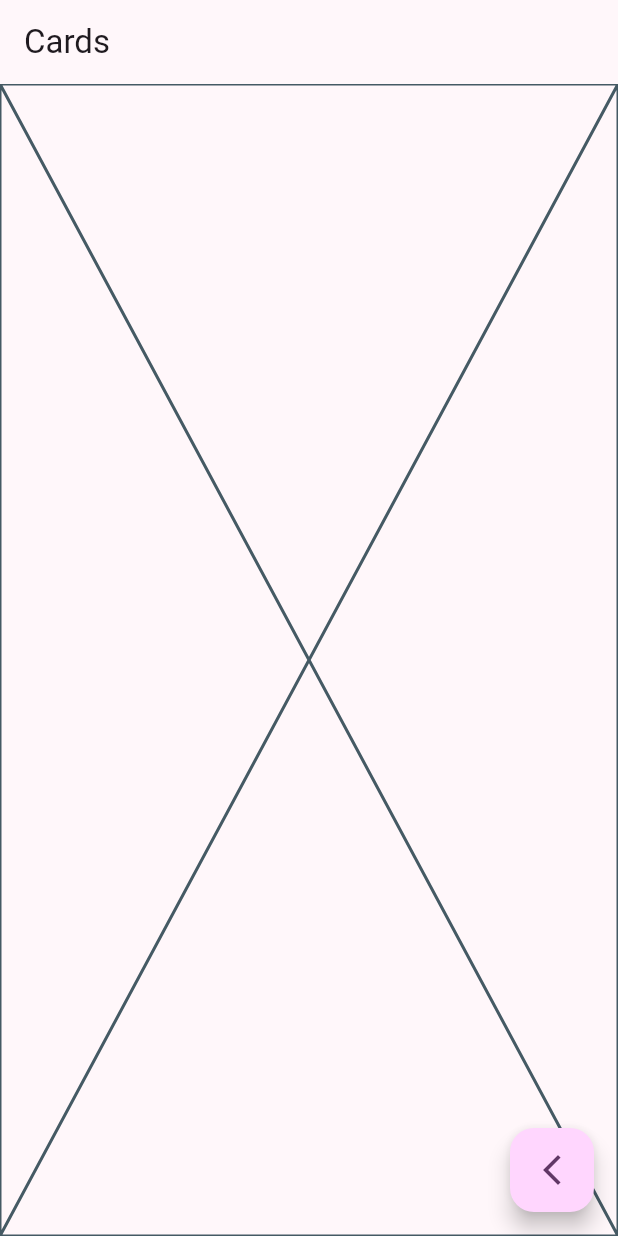
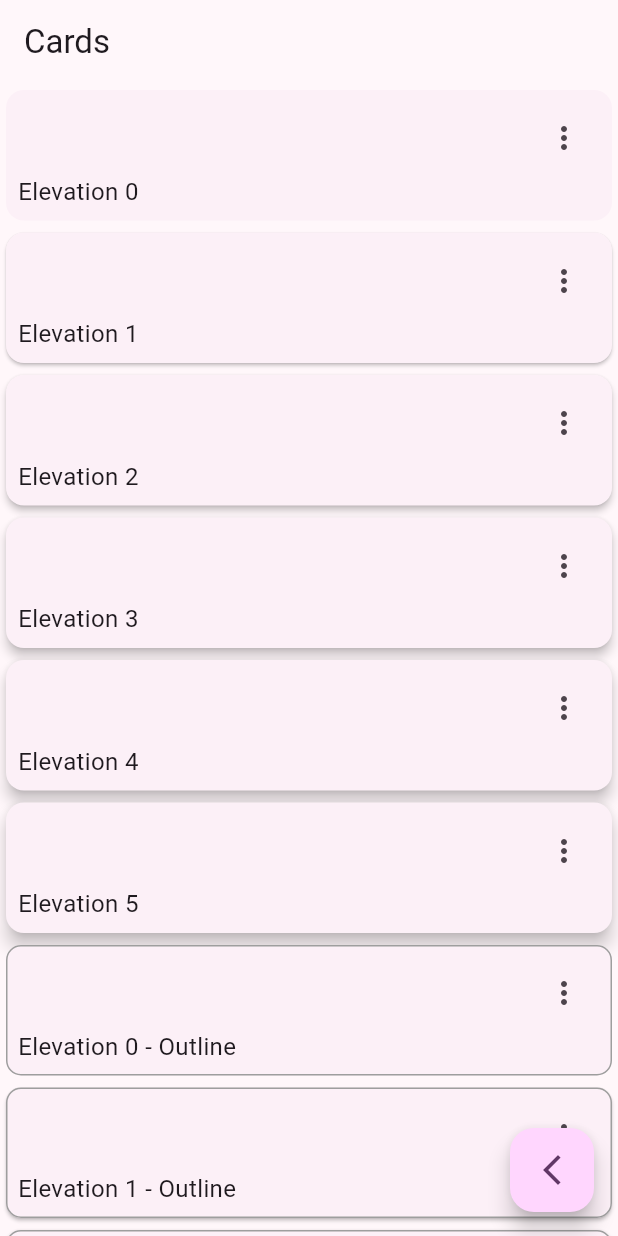
Before and after one commit to ArtRivera/widgets-app, a Flutter app: the CardsView screen opened by its route, on a phone screen of 412 x 824 dp. Run offline on Flutter 3.47's test engine with Material 2 defaults, Android fonts, the phone set to English and light mode, and no system bars; our stand-ins replace go_router.

Commit message:
feat: screens creadas

```diff
--- a/lib/presentation/cards/cards_view.dart
+++ b/lib/presentation/cards/cards_view.dart
@@ -1,5 +1,14 @@
 import 'package:flutter/material.dart';
 import 'package:go_router/go_router.dart';
+
+List<Map<String, dynamic>> cards = [
+  {'elevation': 0.0, 'label': 'Elevation 0'},
+  {'elevation': 1.0, 'label': 'Elevation 1'},
+  {'elevation': 2.0, 'label': 'Elevation 2'},
+  {'elevation': 3.0, 'label': 'Elevation 3'},
+  {'elevation': 4.0, 'label': 'Elevation 4'},
+  {'elevation': 5.0, 'label': 'Elevation 5'},
+];
 
 class CardsView extends StatelessWidget {
   const CardsView({super.key});
@@ -10,7 +19,24 @@ class CardsView extends StatelessWidget {
         appBar: AppBar(
           title: const Text('Cards'),
         ),
-        body: const Placeholder(),
+        body: ListView(children: [
+          ...cards.map((card) => CardType1(
+                elevation: card['elevation'],
+                label: card['label'],
+              )),
+          ...cards.map((card) => CardType2(
+                elevation: card['elevation'],
+                label: card['label'],
+              )),
+          ...cards.map((card) => CardType3(
+                elevation: card['elevation'],
+                label: card['label'],
+              )),
+          ...cards.map((card) => CardType4(
+                elevation: card['elevation'],
+                label: card['label'],
+              ))
+        ]),
         floatingActionButton: FloatingActionButton(
             child: const Icon(Icons.arrow_back_ios_new_outlined),
             onPressed: () {
@@ -18,3 +44,146 @@ class CardsView extends StatelessWidget {
             }));
   }
 }
+
+class CardType1 extends StatelessWidget {
+  const CardType1({super.key, required this.label, required this.elevation});
+
+  final String label;
+  final double elevation;
+
+  @override
+  Widget build(BuildContext context) {
+    return Card(
+        elevation: elevation,
+        child: Padding(
+            padding: const EdgeInsets.fromLTRB(8.0, 8.0, 8.0, 8.0),
+            child: Column(children: [
+              Align(
+                  alignment: Alignment.topRight,
+                  child: IconButton(
+                      icon: const Icon(Icons.more_vert), onPressed: () {})),
+              Align(
+                alignment: Alignment.centerLeft,
+                child: Text(
+                  label,
+                  style: const TextStyle(fontSize: 16),
+                ),
+              )
+            ])));
+  }
+}
+
+class CardType2 extends StatelessWidget {
+  const CardType2({super.key, required this.label, required this.elevation});
+
+  final String label;
+  final double elevation;
+
+  @override
+  Widget build(BuildContext context) {
+    return Card(
+        shape: RoundedRectangleBorder(
+            borderRadius: BorderRadius.circular(10),
+            side: const BorderSide(
+              color: Colors.grey,
+            )),
+        elevation: elevation,
+        child: Padding(
+            padding: const EdgeInsets.fromLTRB(8.0, 8.0, 8.0, 8.0),
+            child: Column(children: [
+              Align(
+                  alignment: Alignment.topRight,
+                  child: IconButton(
+                      icon: const Icon(Icons.more_vert), onPressed: () {})),
+              Align(
+                alignment: Alignment.centerLeft,
+                child: Text(
+                  '$label - Outline',
+                  style: const TextStyle(fontSize: 16),
+                ),
+              )
+            ])));
+  }
+}
+
+class CardType3 extends StatelessWidget {
+  const CardType3({super.key, required this.label, required this.elevation});
+
+  final String label;
+  final double elevation;
+
+  @override
+  Widget build(BuildContext context) {
+    final color = Theme.of(context).colorScheme;
+
+    return Card(
+        color: color.surfaceVariant,
+        elevation: elevation,
+        child: Padding(
+            padding: const EdgeInsets.fromLTRB(8.0, 8.0, 8.0, 8.0),
+            child: Column(children: [
+              Align(
+                  alignment: Alignment.topRight,
+                  child: IconButton(
+                      icon: const Icon(Icons.more_vert), onPressed: () {})),
+              Align(
+                alignment: Alignment.centerLeft,
+                child: Text(
+                  '$label - Filled',
+                  style: const TextStyle(fontSize: 16),
+                ),
+              )
+            ])));
+  }
+}
+
+class CardType4 extends StatelessWidget {
+  const CardType4({super.key, required this.label, required this.elevation});
+
+  final String label;
+  final double elevation;
+
+  @override
+  Widget build(BuildContext context) {
+    return Card(
+        clipBehavior: Clip.antiAlias,
+        elevation: elevation,
+        child: Stack(
+          children: [
+            Image.network(
+              'https://cdn.pixabay.com/photo/2015/04/23/22/00/tree-736885__480.jpg',
+              width: double.infinity,
+              height: 200,
+              fit: BoxFit.cover,
+            ),
+            Container(
+              width: double.infinity,
+              height: 200,
+              child: Column(children: [
+                Expanded(
+                  child: Align(
+                      alignment: Alignment.topRight,
+                      child: Container(
+                        decoration: const BoxDecoration(
+                            color: Colors.white,
+                            borderRadius: BorderRadius.only(
+                              bottomLeft: Radius.circular(10),
+                            )),
+                        child: IconButton(
+                            icon: const Icon(Icons.more_vert),
+                            onPressed: () {}),
+                      )),
+                ),
+                Align(
+                  alignment: Alignment.bottomLeft,
+                  child: Text(
+                    '$label - Image',
+                    style: const TextStyle(fontSize: 16, color: Colors.white),
+                  ),
+                )
+              ]),
+            )
+          ],
+        ));
+  }
+}
--- a/lib/presentation/views.dart
+++ b/lib/presentation/views.dart
@@ -1,3 +1,9 @@
 export 'package:widgets_app/presentation/buttons/buttons_view.dart';
 export 'package:widgets_app/presentation/cards/cards_view.dart';
 export 'package:widgets_app/presentation/home/home_view.dart';
+export 'package:widgets_app/presentation/ui_controls/ui_controls_view.dart';
+export 'package:widgets_app/presentation/snackbar/snackbar_view.dart';
+export 'package:widgets_app/presentation/progress/progress_view.dart';
+export 'package:widgets_app/presentation/infinite_scroll/infinite_scroll_view.dart';
+export 'package:widgets_app/presentation/app_tutorial/app_tutorial_view.dart';
+export 'package:widgets_app/presentation/animated/animated_view.dart';
```
Also changed, not shown: lib/presentation/animated/animated_view.dart (added, +10 -0 lines), lib/presentation/app_tutorial/app_tutorial_view.dart (added, +10 -0 lines), lib/presentation/infinite_scroll/infinite_scroll_view.dart (added, +10 -0 lines), lib/presentation/progress/progress_view.dart (added, +10 -0 lines), lib/presentation/snackbar/snackbar_view.dart (added, +10 -0 lines), lib/presentation/ui_controls/ui_controls_view.dart (added, +10 -0 lines).
